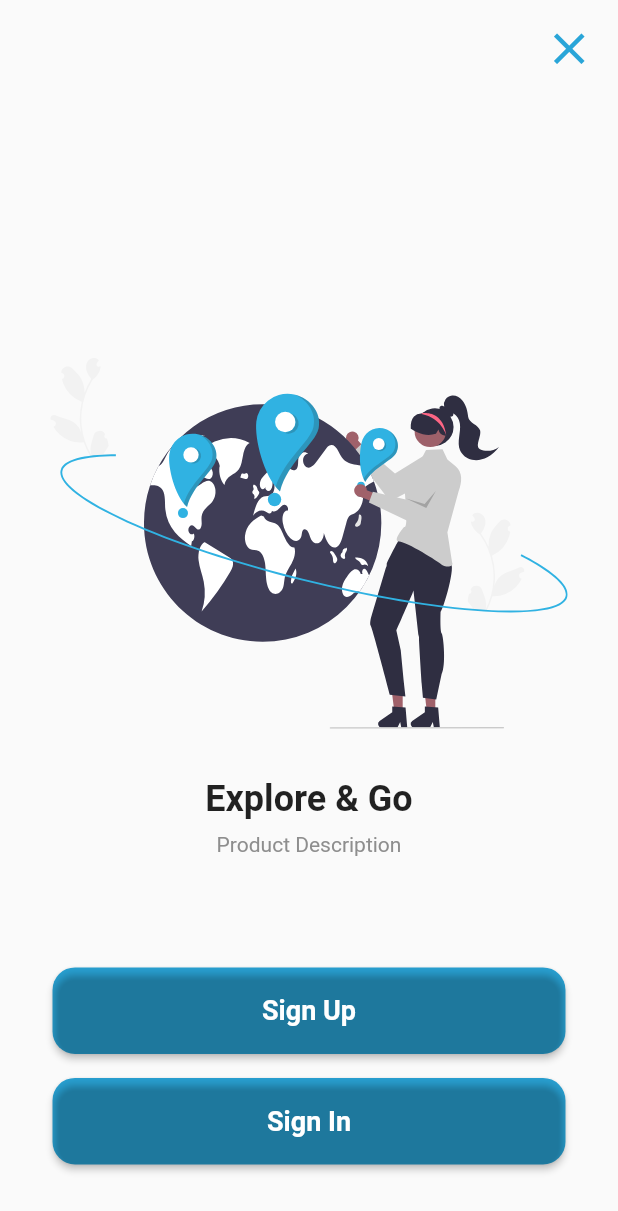
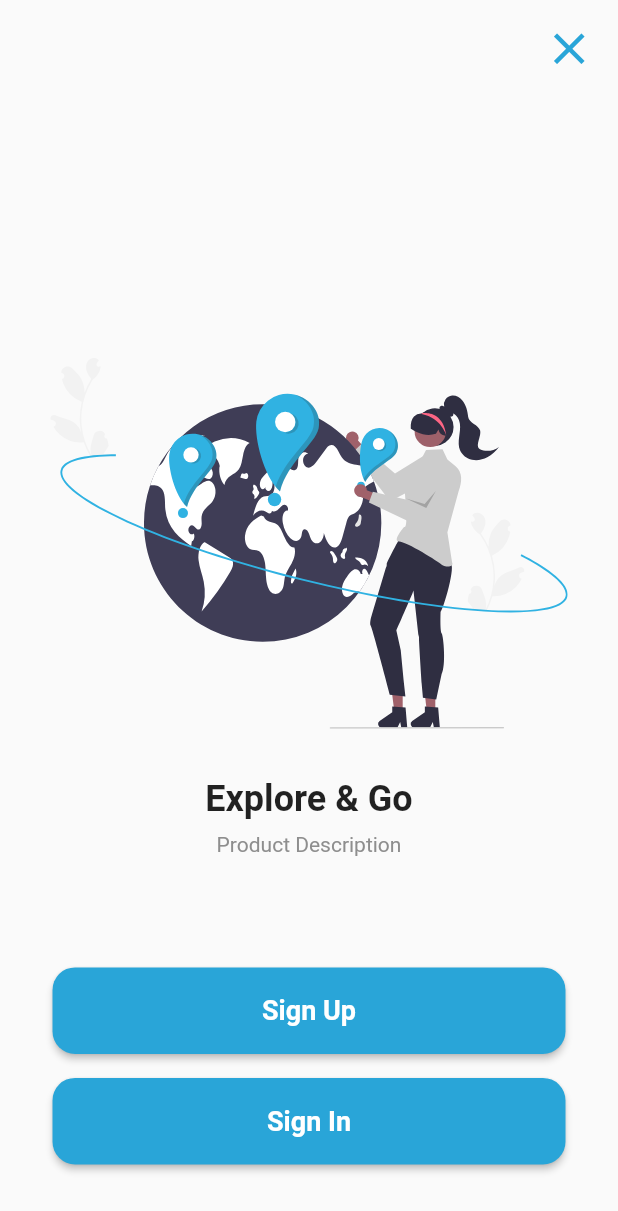
Before and after one commit to cnhabeebulla/expore_and_go, a Flutter app: the screen it shows after launch, on a phone screen of 412 x 824 dp. Shown: the top 1211 px of the screen. Run offline on Flutter 3.47's test engine with Material 2 defaults, Android fonts, the phone set to English and light mode, and no system bars; our stand-ins replace flutter_svg.

Commit message:
removed round button background color

```diff
--- a/lib/components/round_button.dart
+++ b/lib/components/round_button.dart
@@ -22,7 +22,7 @@ class RoundButton extends StatelessWidget {
     Size size = MediaQuery.of(context).size;
     return Container(
       decoration: BoxDecoration(
-        color: primaryColor,
+
           // gradient: const LinearGradient(
           //   begin: Alignment.topLeft,
           //   end: Alignment.bottomRight,
@@ -37,7 +37,7 @@ class RoundButton extends StatelessWidget {
       height: size.height * 0.070,
       child: ElevatedButton(
         style: ElevatedButton.styleFrom(
-          primary: Colors.transparent,
+          primary: primaryColor,
           shape: RoundedRectangleBorder(
             borderRadius: BorderRadius.circular(15),
           ),
```
